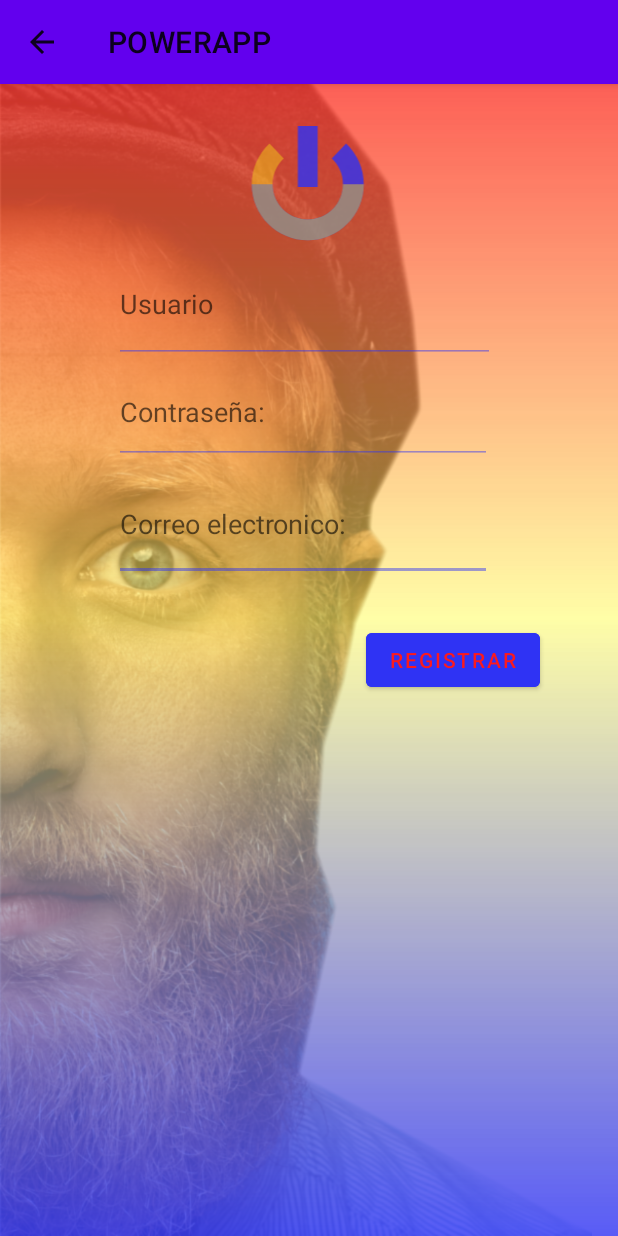
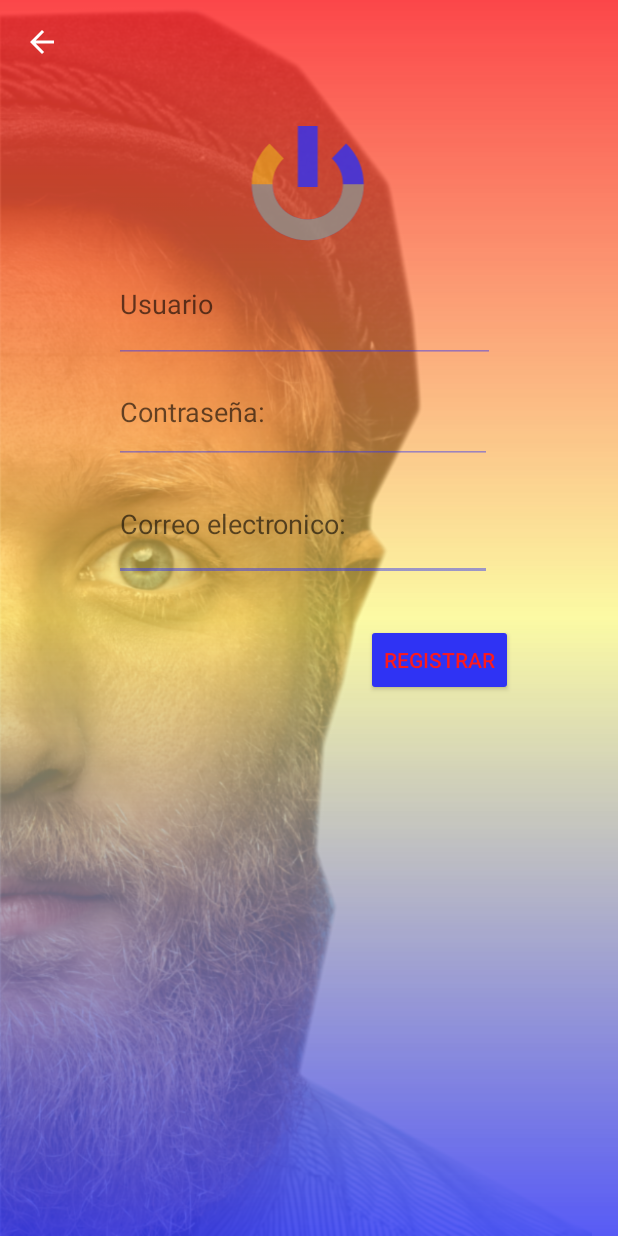
Before and after one commit to IkerFernandez21/Ventana_Login, an Android app: the screen it shows after launch (MainActivityRegistrar), after a tap on "REGISTRARSE", on a phone screen of 412 x 824 dp. Run offline under Robolectric (Android 15) with nearby library versions, the phone set to English and light mode, and no system bars.

Commit message:
Actualizacion Login, ventanas de registro y login arregladas y con actionbar y statusbar transparentes

```diff
--- a/app/src/main/java/com/iker/prueba3/MainActivity.java
+++ b/app/src/main/java/com/iker/prueba3/MainActivity.java
@@ -33,8 +33,7 @@ public class MainActivity extends AppCompatActivity {
             public void onClick(View view) {
                 Intent intent1 = new Intent(MainActivity.this, MainActivityRegistrar.class);
 
-                intent1.addFlags(Intent.FLAG_ACTIVITY_NEW_TASK);
-                intent1.addFlags(Intent.FLAG_ACTIVITY_CLEAR_TASK);
+
                 startActivity(intent1);
             }
         });
--- a/app/src/main/res/layout/activity_main_registrar.xml
+++ b/app/src/main/res/layout/activity_main_registrar.xml
@@ -6,6 +6,7 @@
     android:layout_height="match_parent"
     tools:context=".MainActivityRegistrar"
     >
+
 
 
     <ImageView
--- a/app/src/main/res/values/themes.xml
+++ b/app/src/main/res/values/themes.xml
@@ -10,19 +10,29 @@
         <item name="colorSecondaryVariant">@color/teal_700</item>
         <item name="colorOnSecondary">@color/black</item>
         <!-- Status bar color. -->
-        <item name="android:statusBarColor" tools:targetApi="l">@color/azultransparente</item>
+        <item name="android:windowTranslucentStatus">true</item>
+        <item name="android:windowTranslucentNavigation">true</item>
         <!-- Customize your theme here. -->
     </style>
     <style name="ActionTheme" parent="Theme.MaterialComponents.DayNight">
-        <item name="android:statusBarColor">@color/morado</item>
+        <item name="android:statusBarColor" tools:targetApi="l">@color/azultransparente</item>
         <item name="android:windowTranslucentStatus">true</item>
 
+        <item name="windowActionBar">true</item>
 
     </style>
-    <style name="ThemeTransparente" parent="Theme.MaterialComponents.DayNight">
-        <item name="android:statusBarColor">@color/tranparente</item>
+    <style name="AppTheme" parent="Theme.AppCompat.Light.DarkActionBar">
+        <item name="colorPrimary">@color/purple_500</item>
+        <item name="colorPrimaryDark">@color/purple_700</item>
+        <item name="colorAccent">@color/white</item>
+        <item name="statusBarBackground">@color/black</item>
+    </style>
+    <style name="AppTheme.ActionBar.Transparent" parent="AppTheme">
+        <item name="android:windowContentOverlay">@null</item>
+        <item name="windowActionBarOverlay">true</item>
+        <item name="colorPrimary">@android:color/transparent</item>
         <item name="android:windowTranslucentStatus">true</item>
-
-
+        <item name="android:windowTranslucentNavigation">true</item>
+        <item name="titleTextColor">@android:color/transparent</item>
     </style>
 </resources>
```
Also changed, not shown: app/src/main/AndroidManifest.xml (+15 -4 lines), app/src/main/java/com/iker/prueba3/MainActivityRegistrar.java (+14 -10 lines).
